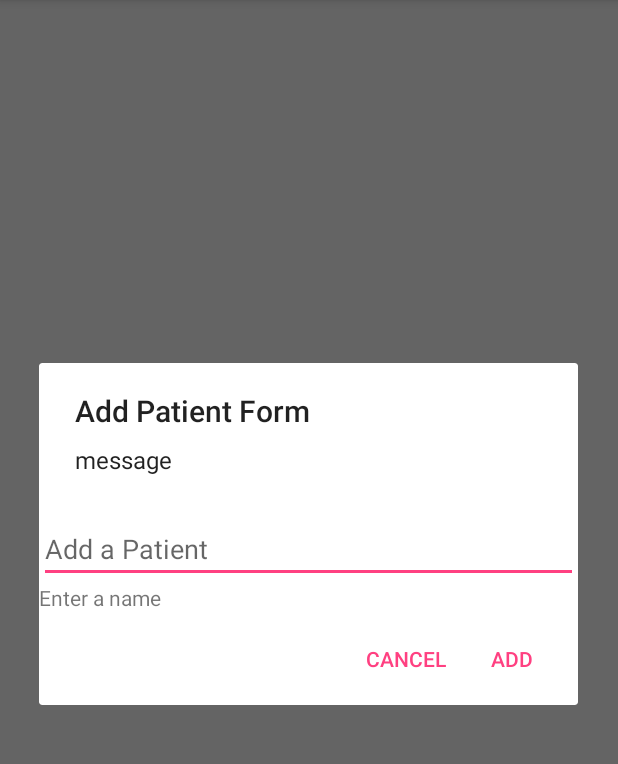
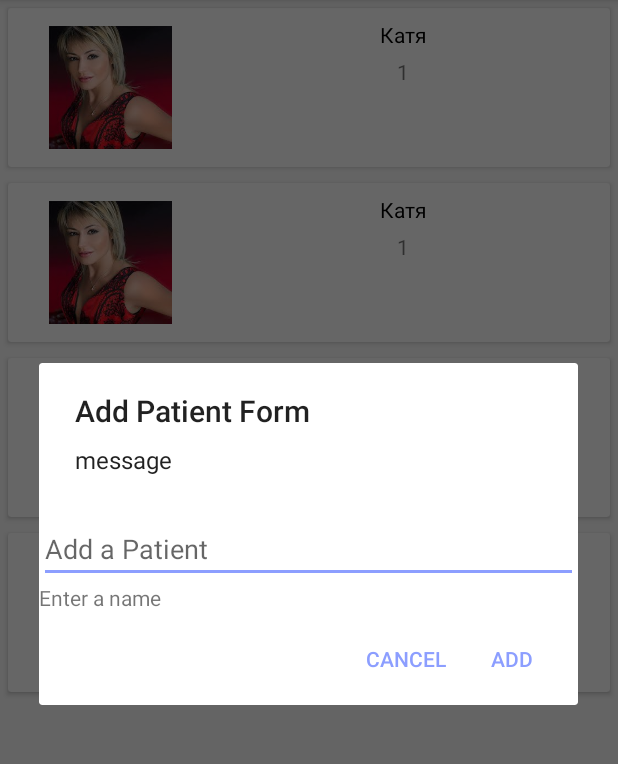
Before and after one commit to ssermakov/medicalhistory, an Android app: the screen it shows after launch (MainActivity), after a tap on "Add Patient", on a phone screen of 412 x 824 dp, the part 84-848 px from its top. Run offline under Robolectric (Android 15) with nearby library versions, the phone set to English and light mode, and no system bars.

```diff
--- /dev/null
+++ b/app/src/main/java/ru/ssermakov/medicalhistory/DBHelper.java
@@ -0,0 +1,32 @@
+package ru.ssermakov.medicalhistory;
+
+
+import android.content.Context;
+import android.database.sqlite.SQLiteDatabase;
+import android.database.sqlite.SQLiteOpenHelper;
+import android.widget.Toast;
+
+import java.util.ArrayList;
+
+public class DBHelper extends SQLiteOpenHelper{
+
+    public static final String DB_NAME = "medicalhistory.db";
+    public static final int DB_VERSION = 1;
+    private Context cnt;
+
+    public DBHelper(Context context) {
+        super(context, DB_NAME, null, DB_VERSION);
+        cnt = context;
+    }
+
+
+    @Override
+    public void onCreate(SQLiteDatabase sqLiteDatabase) {
+        PatientsTable.onCreate(sqLiteDatabase);
+    }
+
+    @Override
+    public void onUpgrade(SQLiteDatabase sqLiteDatabase, int i, int i1) {
+        PatientsTable.onUpgrade(sqLiteDatabase);
+    }
+}
--- a/app/src/main/java/ru/ssermakov/medicalhistory/MainActivity.java
+++ b/app/src/main/java/ru/ssermakov/medicalhistory/MainActivity.java
@@ -1,29 +1,27 @@
 package ru.ssermakov.medicalhistory;
 
 import android.app.DialogFragment;
+import android.content.ContentValues;
+import android.database.Cursor;
 import android.support.v7.app.AppCompatActivity;
 import android.os.Bundle;
 import android.support.v7.widget.LinearLayoutManager;
 import android.support.v7.widget.RecyclerView;
+import android.support.v7.widget.helper.ItemTouchHelper;
 import android.view.Menu;
 import android.view.MenuItem;
 import android.widget.Toast;
 
 import java.util.ArrayList;
-import java.util.List;
 
-import retrofit2.Call;
-import retrofit2.Callback;
-import retrofit2.Response;
 import retrofit2.Retrofit;
-import retrofit2.converter.gson.GsonConverterFactory;
 
 public class MainActivity extends AppCompatActivity implements AddPatientEventListener {
 //implements Callback<Result>,
 
 
     private RecyclerView recyclerView;
-    private List<Patient> patientList;
+    private ArrayList<Patient> patientList;
     private PatientAdapter patientAdapter;
 
     private DbService service;
@@ -31,6 +29,10 @@ public class MainActivity extends AppCompatActivity implements AddPatientEventLi
     private boolean loading = false;
 
     private DialogFragment addPatientDialog;
+    private DBHelper helper;
+    private Cursor cursor;
+
+    private ItemTouchHelper itemTouchHelper;
 
     @Override
     protected void onCreate(Bundle savedInstanceState) {
@@ -42,9 +44,46 @@ public class MainActivity extends AppCompatActivity implements AddPatientEventLi
         recyclerView = findViewById(R.id.f_recycler);
         recyclerView.setHasFixedSize(true);
         recyclerView.setLayoutManager(new LinearLayoutManager(this));
+        helper = new DBHelper(this);
+
+        cursor = getAllPatientsFromLocalDB();
+
+//        patientList = createPatientList(); для удаленной БД
+        patientAdapter = new PatientAdapter(MainActivity.this, patientList, cursor);
+        recyclerView.setAdapter(patientAdapter);
+
+        itemTouchHelper = new ItemTouchHelper(new ItemTouchHelper.SimpleCallback(0,
+                ItemTouchHelper.LEFT | ItemTouchHelper.RIGHT) {
+            @Override
+            public boolean onMove(RecyclerView recyclerView, RecyclerView.ViewHolder viewHolder, RecyclerView.ViewHolder target) {
+                return false;
+            }
+
+            @Override
+            public void onSwiped(RecyclerView.ViewHolder viewHolder, int direction) {
+                removeItem((long) viewHolder.itemView.getTag());
+            }
+        });
+        itemTouchHelper.attachToRecyclerView(recyclerView);
+
+        addPatientDialog = new AddPatientDialog();
 
 
-        App.getDbService().getChildren().enqueue(new Callback<Result>() {
+
+
+
+
+
+
+
+
+
+
+
+//Метод загрузки данных с сервера via Retrofit и занесения данных в ресайклер. Закомментирован до разработки серверной части
+
+
+/*        App.getDbService().getChildren().enqueue(new Callback<Result>() {
             @Override
             public void onResponse(Call<Result> call, Response<Result> response) {
                 if (response.body().getStat().equals("ok")) {
@@ -66,11 +105,43 @@ public class MainActivity extends AppCompatActivity implements AddPatientEventLi
             public void onFailure(Call<Result> call, Throwable t) {
                 showToast("Something wrong");
             }
-        });
+        });*/
 
-        addPatientDialog = new AddPatientDialog();
 
     }
+
+    private void removeItem(long tag) {
+        helper.getWritableDatabase().delete(
+                PatientsTable.TABLE_PATIENTS,
+                PatientsTable.COLUMN_ID + "=" + tag,
+                null
+        );
+        patientAdapter.swapCursor(getAllPatientsFromLocalDB());
+    }
+
+    private Cursor getAllPatientsFromLocalDB() {
+        return helper.getReadableDatabase().query(
+                PatientsTable.TABLE_PATIENTS,
+                null,
+                null,
+                null,
+                null,
+                null,
+                null
+        );
+    }
+
+/*    private ArrayList<Patient> createPatientList() {
+        while (cursor.moveToNext()) {
+            Patient patient = new Patient(
+                    cursor.getString(cursor.getColumnIndex(PatientsTable.COLUMN_NAME)),
+                    cursor.getString(cursor.getColumnIndex(PatientsTable.COLUMN_CURRENT_STATE)),
+                    R.drawable.kate
+            );
+            patientList.add(patient);
+        }
+        return patientList;
+    }*/
 
     @Override
     public boolean onCreateOptionsMenu(Menu menu) {
@@ -99,7 +170,16 @@ public class MainActivity extends AppCompatActivity implements AddPatientEventLi
 
     @Override
     public void addPatient(String patientName) {
-        patientList.add(new Patient(patientName, "", R.drawable.kate));
-        patientAdapter.notifyDataSetChanged();
+// patientList.add(new Patient(patientName, "1", R.drawable.kate)); для удаленной БД
+
+        ContentValues cv = new ContentValues();
+
+        cv.put(PatientsTable.COLUMN_NAME, patientName);
+        cv.put(PatientsTable.COLUMN_ILLNESS_ID, "0");
+        cv.put(PatientsTable.COLUMN_CURRENT_STATE, "1");
+        cv.put(PatientsTable.COLUMN_IMAGE_URL, "no url");
+
+        helper.getWritableDatabase().insert(PatientsTable.TABLE_PATIENTS, null,cv);
+        patientAdapter.swapCursor(getAllPatientsFromLocalDB());
     }
 }
--- a/app/src/main/java/ru/ssermakov/medicalhistory/PatientAdapter.java
+++ b/app/src/main/java/ru/ssermakov/medicalhistory/PatientAdapter.java
@@ -1,6 +1,7 @@
 package ru.ssermakov.medicalhistory;
 
 import android.content.Context;
+import android.database.Cursor;
 import android.support.v7.widget.RecyclerView;
 import android.view.LayoutInflater;
 import android.view.View;
@@ -18,10 +19,12 @@ public class PatientAdapter extends RecyclerView.Adapter<PatientAdapter.PatientV
 
     private Context context;
     private List<Patient> patientList;
+    private Cursor cursor;
 
-    public PatientAdapter(Context context, List<Patient> patientList) {
+    public PatientAdapter(Context context, List<Patient> patientList, Cursor cursor) {
         this.context = context;
         this.patientList = patientList;
+        this.cursor = cursor;
     }
 
     @Override
@@ -33,17 +36,35 @@ public class PatientAdapter extends RecyclerView.Adapter<PatientAdapter.PatientV
 
     @Override
     public void onBindViewHolder(PatientViewHolder holder, int position) {
-        Patient patient = patientList.get(position);
+        if (!cursor.moveToPosition(position)) {
+            return;
+        }
+
+        String name = cursor.getString(cursor.getColumnIndex(PatientsTable.COLUMN_NAME));
+        String illness_id = cursor.getString(cursor.getColumnIndex(PatientsTable.COLUMN_ILLNESS_ID));
+        String current_state = cursor.getString(cursor.getColumnIndex(PatientsTable.COLUMN_CURRENT_STATE));
+        String image_url = cursor.getString(cursor.getColumnIndex(PatientsTable.COLUMN_IMAGE_URL));
+        long id = cursor.getLong(cursor.getColumnIndex(PatientsTable.COLUMN_ID));
+
+        holder.textViewName.setText(name);
+        holder.textViewStatus.setText(current_state);
+        holder.itemView.setTag(id);
+
+        holder.imageView.setImageDrawable(context.getResources().getDrawable(R.drawable.kate));
+
+// Эта часть использовалась при работе с удаленной базой данных
+/*        Patient patient = patientList.get(position);
 
         holder.textViewName.setText(patient.getName());
         holder.textViewStatus.setText(patient.getStatus());
 
-        holder.imageView.setImageDrawable(context.getResources().getDrawable(patient.getImg()));
+        holder.imageView.setImageDrawable(context.getResources().getDrawable(patient.getImg()));*/
     }
 
     @Override
     public int getItemCount() {
-        return patientList.size();
+//        return patientList.size(); Для удаленной БД
+        return cursor.getCount();
     }
 
     class PatientViewHolder extends RecyclerView.ViewHolder {
@@ -59,4 +80,15 @@ public class PatientAdapter extends RecyclerView.Adapter<PatientAdapter.PatientV
             textViewStatus = itemView.findViewById(R.id.textViewStatus);
         }
     }
+
+    public void swapCursor (Cursor newCursor) {
+        if (cursor != null) {
+            cursor.close();
+        }
+        cursor = newCursor;
+
+        if (newCursor != null) {
+            notifyDataSetChanged();
+        }
+    }
 }
--- /dev/null
+++ b/app/src/main/java/ru/ssermakov/medicalhistory/PatientsTable.java
@@ -0,0 +1,42 @@
+package ru.ssermakov.medicalhistory;
+
+import android.content.Context;
+import android.database.SQLException;
+import android.database.sqlite.SQLiteDatabase;
+import android.widget.Toast;
+
+import java.util.ArrayList;
+
+/**
+ * Created by btb_wild on 14.02.2018.
+ */
+
+class PatientsTable {
+
+
+    public static final String TABLE_PATIENTS = "patients";
+    public static final String COLUMN_ID = "_id";
+    public static final String COLUMN_NAME = "name";
+    public static final String COLUMN_ILLNESS_ID = "illness_id";
+    public static final String COLUMN_CURRENT_STATE = "current_state";
+    public static final String COLUMN_IMAGE_URL = "image_url";
+
+    public static final String PATIENTS_CREATE = "CREATE TABLE IF NOT EXISTS patients (_id integer primary key autoincrement, name, illness_id, current_state, image_url)";
+
+
+    public static void onCreate(SQLiteDatabase sqLiteDatabase) {
+        sqLiteDatabase.execSQL(PATIENTS_CREATE);
+        populate(sqLiteDatabase);
+    }
+
+    private static void populate(SQLiteDatabase sqLiteDatabase) {
+            sqLiteDatabase.execSQL("   INSERT INTO patients (name, illness_id, current_state, image_url) VALUES ('Катя', '0', '1', 'no image')   "   );
+            sqLiteDatabase.execSQL("   INSERT INTO patients (name, illness_id, current_state, image_url) VALUES ('Катя', '0', '1', 'no image')   "   );
+            sqLiteDatabase.execSQL("   INSERT INTO patients (name, illness_id, current_state, image_url) VALUES ('Катя', '0', '1', 'no image')   "   );
+            sqLiteDatabase.execSQL("   INSERT INTO patients (name, illness_id, current_state, image_url) VALUES ('Катя', '0', '1', 'no image')   "   );
+    }
+
+
+    public static void onUpgrade(SQLiteDatabase sqLiteDatabase) {
+    }
+}
--- a/app/src/main/res/layout/activity_main.xml
+++ b/app/src/main/res/layout/activity_main.xml
@@ -9,6 +9,8 @@
     <android.support.v7.widget.RecyclerView
         android:id="@+id/f_recycler"
         android:layout_width="match_parent"
-        android:layout_height="match_parent"/>
+        android:layout_height="match_parent">
+
+    </android.support.v7.widget.RecyclerView>
 
 </RelativeLayout>
--- a/app/src/main/res/layout/add_patient_dialog.xml
+++ b/app/src/main/res/layout/add_patient_dialog.xml
@@ -6,13 +6,13 @@
 
 
     <EditText
-        android:hint="Add a Patient"
+        android:hint="@string/add_a_patient"
         android:id="@+id/etAddPatient"
         android:layout_width="match_parent"
         android:layout_height="wrap_content" />
     <TextView
         android:id="@+id/tvDialog"
-        android:text="Enter a name"
+        android:text="@string/enter_a_name"
         android:layout_width="wrap_content"
         android:layout_height="wrap_content" />
 
--- a/app/src/main/res/values/colors.xml
+++ b/app/src/main/res/values/colors.xml
@@ -2,5 +2,5 @@
 <resources>
     <color name="colorPrimary">#3F51B5</color>
     <color name="colorPrimaryDark">#303F9F</color>
-    <color name="colorAccent">#FF4081</color>
+    <color name="colorAccent">#8c9eff</color>
 </resources>
--- a/app/src/main/res/values/strings.xml
+++ b/app/src/main/res/values/strings.xml
@@ -1,3 +1,5 @@
 <resources>
     <string name="app_name">MedicalHistory</string>
+    <string name="add_a_patient">Add a Patient</string>
+    <string name="enter_a_name">Enter a name</string>
 </resources>
```
